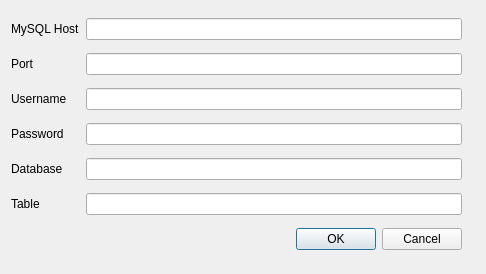
AeroNotix/freepoint, file ui/sql_setup.ui: the form before one commit.
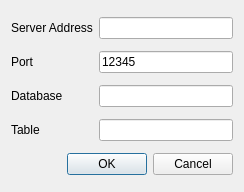
The form after the commit. Icons and pictures are not drawn.

Commit message: UI Additions: Login box and removed several widgets from the add connection dialog. This build does not work.

What changed in the file:
```diff
--- a/ui/sql_setup.ui
+++ b/ui/sql_setup.ui
@@ -6,8 +6,8 @@
    <rect>
     <x>0</x>
     <y>0</y>
-    <width>486</width>
-    <height>274</height>
+    <width>244</width>
+    <height>192</height>
    </rect>
   </property>
   <property name="windowTitle">
@@ -18,6 +18,30 @@
     <normaloff>:/view-refresh</normaloff>:/view-refresh</iconset>
   </property>
   <layout class="QGridLayout" name="gridLayout">
+   <item row="2" column="0">
+    <widget class="QLabel" name="label_4">
+     <property name="text">
+      <string>Database</string>
+     </property>
+     <property name="buddy">
+      <cstring>txt_database</cstring>
+     </property>
+    </widget>
+   </item>
+   <item row="4" column="0" colspan="2">
+    <widget class="QDialogButtonBox" name="buttonBox">
+     <property name="standardButtons">
+      <set>QDialogButtonBox::Cancel|QDialogButtonBox::Ok</set>
+     </property>
+    </widget>
+   </item>
+   <item row="1" column="1">
+    <widget class="QLineEdit" name="txt_port">
+     <property name="text">
+      <string>12345</string>
+     </property>
+    </widget>
+   </item>
    <item row="1" column="0">
     <widget class="QLabel" name="label_2">
      <property name="text">
@@ -28,85 +52,29 @@
    <item row="0" column="0">
     <widget class="QLabel" name="lbl_db_name_field">
      <property name="text">
-      <string>MySQL Host</string>
+      <string>Server Address</string>
      </property>
      <property name="buddy">
       <cstring>txt_host</cstring>
      </property>
     </widget>
    </item>
-   <item row="5" column="1">
+   <item row="3" column="1">
     <widget class="QLineEdit" name="txt_table"/>
    </item>
-   <item row="2" column="0">
-    <widget class="QLabel" name="lbl_username_field">
-     <property name="text">
-      <string>Username</string>
-     </property>
-     <property name="buddy">
-      <cstring>txt_username</cstring>
-     </property>
-    </widget>
-   </item>
-   <item row="5" column="0">
+   <item row="3" column="0">
     <widget class="QLabel" name="label">
      <property name="text">
       <string>Table</string>
      </property>
     </widget>
    </item>
-   <item row="6" column="0" colspan="2">
-    <widget class="QDialogButtonBox" name="buttonBox">
-     <property name="standardButtons">
-      <set>QDialogButtonBox::Cancel|QDialogButtonBox::Ok</set>
-     </property>
-    </widget>
-   </item>
-   <item row="1" column="1">
-    <widget class="QLineEdit" name="txt_port"/>
-   </item>
-   <item row="4" column="0">
-    <widget class="QLabel" name="label_4">
-     <property name="text">
-      <string>Database</string>
-     </property>
-     <property name="buddy">
-      <cstring>txt_database</cstring>
-     </property>
-    </widget>
-   </item>
-   <item row="3" column="1">
-    <widget class="QLineEdit" name="txt_password"/>
-   </item>
    <item row="2" column="1">
-    <widget class="QLineEdit" name="txt_username"/>
-   </item>
-   <item row="3" column="0">
-    <widget class="QLabel" name="lbl_password_field">
-     <property name="text">
-      <string>Password</string>
-     </property>
-     <property name="buddy">
-      <cstring>txt_password</cstring>
-     </property>
-    </widget>
-   </item>
-   <item row="4" column="1">
     <widget class="QLineEdit" name="txt_database"/>
    </item>
    <item row="0" column="1">
     <widget class="QLineEdit" name="txt_host"/>
    </item>
-   <item row="0" column="2" rowspan="7">
-    <widget class="QLabel" name="label_3">
-     <property name="text">
-      <string/>
-     </property>
-     <property name="pixmap">
-      <pixmap resource="../resources/resource.qrc">:/mysql</pixmap>
-     </property>
-    </widget>
-   </item>
   </layout>
  </widget>
  <tabstops>
```
Left out of the diff: 2 changed lines with no effect on the pictures. The commit also changes 2 other files.
